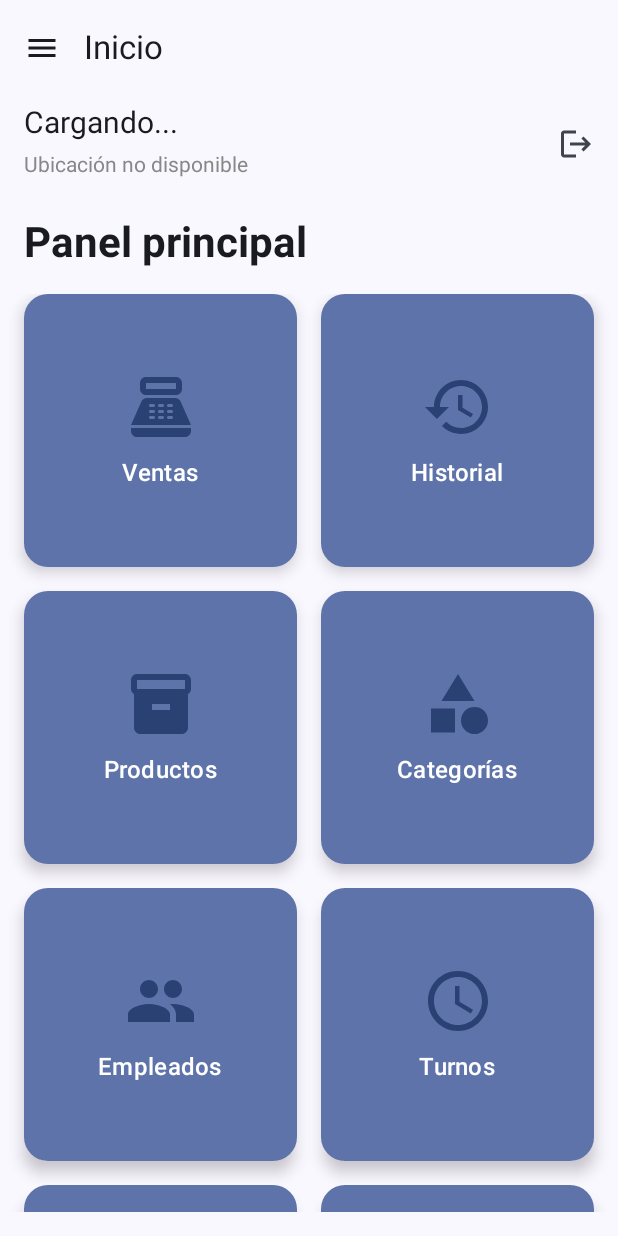
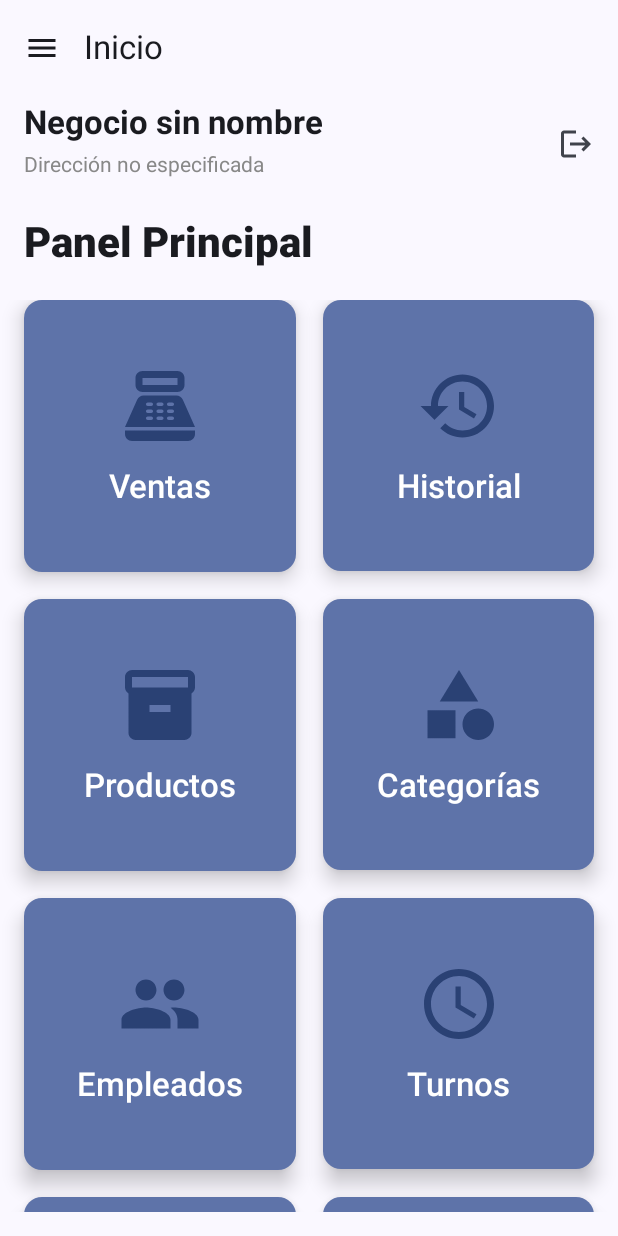
Before and after one commit to AngelGonzalez24/VentaPlus, an Android app built with Jetpack Compose: the MainActivity screen opened directly, with no data from a screen before it, on a phone screen of 412 x 824 dp. Run offline under Robolectric (Android 15) with nearby library versions, the phone set to English and light mode, and no system bars; our stand-ins replace Firebase (no records; nobody signed in at launch, a user with empty details on screens opened directly).

Commit message:
Primer commit: subir proyecto VentaPlus

```diff
--- a/app/src/main/java/com/example/ventaplus/ui/screens/DashboardScreen.kt
+++ b/app/src/main/java/com/example/ventaplus/ui/screens/DashboardScreen.kt
@@ -1,8 +1,6 @@
 package com.example.ventaplus.ui.screens
 
 import android.util.Log
-import androidx.compose.foundation.Image
-import androidx.compose.foundation.background
 import androidx.compose.foundation.clickable
 import androidx.compose.foundation.layout.*
 import androidx.compose.foundation.lazy.grid.GridCells
@@ -15,37 +13,36 @@ import androidx.compose.runtime.*
 import androidx.compose.ui.Alignment
 import androidx.compose.ui.Modifier
 import androidx.compose.ui.graphics.Color
-import androidx.compose.ui.res.painterResource
-import androidx.compose.ui.text.font.FontWeight
 import androidx.compose.ui.unit.dp
 import androidx.compose.ui.unit.sp
 import androidx.navigation.NavController
-import com.example.ventaplus.R
 import com.google.firebase.auth.FirebaseAuth
-import com.google.firebase.database.*
+import com.google.firebase.database.FirebaseDatabase
 import kotlinx.coroutines.tasks.await
 
 @OptIn(ExperimentalMaterial3Api::class)
 @Composable
 fun DashboardScreen(navController: NavController) {
     val currentUserId = FirebaseAuth.getInstance().currentUser?.uid
-    val database = FirebaseDatabase.getInstance().reference
 
-    var negocioNombre by remember { mutableStateOf("Cargando...") }
-    var negocioDireccion by remember { mutableStateOf("Ubicación no disponible") }
+    var negocioNombre by remember { mutableStateOf<String?>(null) }
+    var negocioDireccion by remember { mutableStateOf<String?>(null) }
+    var errorLoading by remember { mutableStateOf<String?>(null) }
 
+    // Carga datos negocio desde "usuarios/{uid}/negocio" y "usuarios/{uid}/direccion"
     LaunchedEffect(currentUserId) {
+        if (currentUserId == null) {
+            errorLoading = "Usuario no autenticado"
+            return@LaunchedEffect
+        }
         try {
-            val negocioId = database.child("usuarios").child(currentUserId!!).child("negocioId")
-                .get().await().getValue(String::class.java)
-
-            negocioId?.let {
-                val negocioSnapshot = database.child("negocios").child(it).get().await()
-                negocioNombre = negocioSnapshot.child("nombre").getValue(String::class.java) ?: "Negocio"
-                negocioDireccion = negocioSnapshot.child("direccion").getValue(String::class.java) ?: "Dirección desconocida"
-            }
+            val userRef = FirebaseDatabase.getInstance().reference.child("usuarios").child(currentUserId)
+            val snapshot = userRef.get().await()
+            negocioNombre = snapshot.child("negocio").getValue(String::class.java) ?: "Negocio sin nombre"
+            negocioDireccion = snapshot.child("direccion").getValue(String::class.java) ?: "Dirección no especificada"
         } catch (e: Exception) {
             Log.e("DashboardScreen", "Error al cargar datos del negocio", e)
+            errorLoading = "Error cargando datos"
         }
     }
 
@@ -65,8 +62,16 @@ fun DashboardScreen(navController: NavController) {
             TopAppBar(
                 title = {
                     Column {
-                        Text(text = negocioNombre, fontSize = 20.sp)
-                        Text(text = negocioDireccion, fontSize = 14.sp, color = Color.Gray)
+                        Text(
+                            text = negocioNombre ?: "Cargando...",
+                            fontSize = 22.sp,
+                            fontWeight = androidx.compose.ui.text.font.FontWeight.Bold
+                        )
+                        Text(
+                            text = negocioDireccion ?: "",
+                            fontSize = 14.sp,
+                            color = Color.Gray
+                        )
                     }
                 },
                 actions = {
@@ -85,22 +90,31 @@ fun DashboardScreen(navController: NavController) {
     ) { paddingValues ->
         Column(
             modifier = Modifier
+                .fillMaxSize()
                 .padding(paddingValues)
-                .fillMaxSize()
                 .padding(16.dp)
         ) {
+            if (errorLoading != null) {
+                Text(
+                    text = errorLoading!!,
+                    color = MaterialTheme.colorScheme.error,
+                    style = MaterialTheme.typography.bodyMedium
+                )
+                return@Column
+            }
+
             Text(
-                text = "Panel principal",
-                style = MaterialTheme.typography.headlineMedium.copy(fontWeight = FontWeight.Bold)
+                text = "Panel Principal",
+                style = MaterialTheme.typography.headlineMedium.copy(fontWeight = androidx.compose.ui.text.font.FontWeight.ExtraBold)
             )
 
-            Spacer(modifier = Modifier.height(16.dp))
+            Spacer(modifier = Modifier.height(20.dp))
 
             LazyVerticalGrid(
                 columns = GridCells.Fixed(2),
-                modifier = Modifier.fillMaxSize(),
-                verticalArrangement = Arrangement.spacedBy(16.dp),
-                horizontalArrangement = Arrangement.spacedBy(16.dp)
+                verticalArrangement = Arrangement.spacedBy(18.dp),
+                horizontalArrangement = Arrangement.spacedBy(18.dp),
+                modifier = Modifier.fillMaxSize()
             ) {
                 items(dashboardItems) { item ->
                     DashboardCard(item = item, onClick = {
@@ -119,14 +133,17 @@ fun DashboardCard(item: DashboardItem, onClick: () -> Unit) {
             .fillMaxWidth()
             .aspectRatio(1f)
             .clickable { onClick() },
-        colors = CardDefaults.cardColors(containerColor = MaterialTheme.colorScheme.primaryContainer),
-        elevation = CardDefaults.cardElevation(defaultElevation = 6.dp),
-        shape = MaterialTheme.shapes.large
+        colors = CardDefaults.cardColors(
+            containerColor = MaterialTheme.colorScheme.primaryContainer,
+            contentColor = MaterialTheme.colorScheme.onPrimaryContainer
+        ),
+        elevation = CardDefaults.cardElevation(defaultElevation = 8.dp),
+        shape = MaterialTheme.shapes.medium
     ) {
         Column(
             modifier = Modifier
                 .fillMaxSize()
-                .padding(16.dp),
+                .padding(20.dp),
             verticalArrangement = Arrangement.Center,
             horizontalAlignment = Alignment.CenterHorizontally
         ) {
@@ -134,13 +151,13 @@ fun DashboardCard(item: DashboardItem, onClick: () -> Unit) {
                 imageVector = item.icon,
                 contentDescription = item.title,
                 tint = MaterialTheme.colorScheme.primary,
-                modifier = Modifier.size(48.dp)
+                modifier = Modifier.size(56.dp)
             )
-            Spacer(modifier = Modifier.height(8.dp))
+            Spacer(modifier = Modifier.height(12.dp))
             Text(
                 text = item.title,
-                style = MaterialTheme.typography.titleMedium,
-                fontWeight = FontWeight.Medium
+                style = MaterialTheme.typography.titleLarge,
+                fontWeight = androidx.compose.ui.text.font.FontWeight.SemiBold
             )
         }
     }
```
Also changed, not shown: 1 other file.
